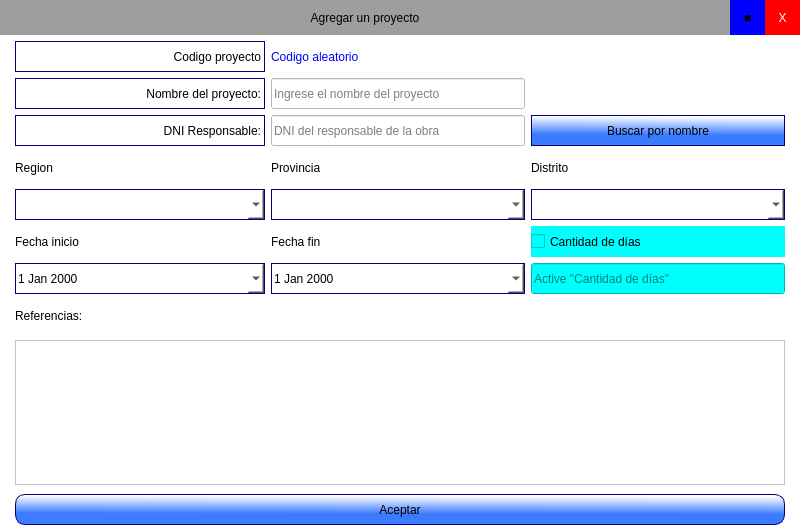
Before: the Qt Designer form ui_files/add_proyecto.ui in Romehe369/aec_contrastistas_g, drawn with Qt 5.
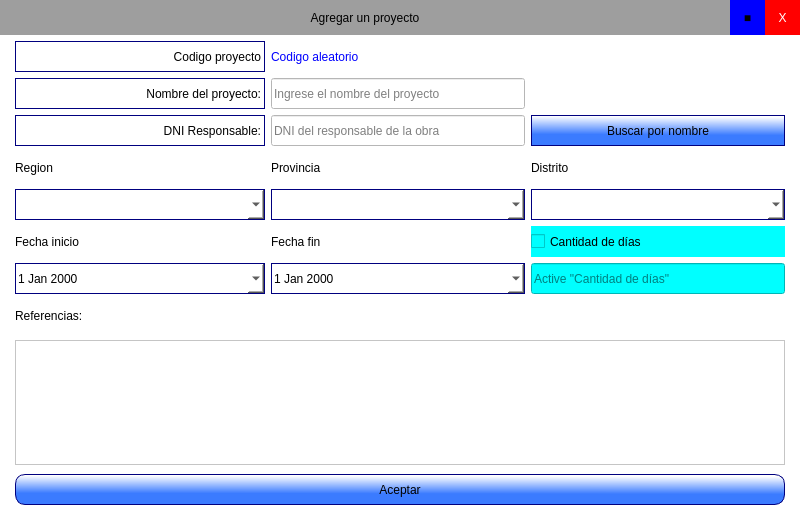
After: the same form once the commit is applied.

What changed in the file:
```diff
--- a/ui_files/add_proyecto.ui
+++ b/ui_files/add_proyecto.ui
@@ -7,7 +7,7 @@
     <x>0</x>
     <y>0</y>
     <width>800</width>
-    <height>525</height>
+    <height>520</height>
    </rect>
   </property>
   <property name="windowTitle">
@@ -524,6 +524,9 @@
       <property name="rightMargin">
        <number>15</number>
       </property>
+      <property name="bottomMargin">
+       <number>15</number>
+      </property>
       <item>
        <widget class="QLabel" name="label_11">
         <property name="minimumSize">
@@ -563,6 +566,19 @@
         </property>
        </widget>
       </item>
+      <item>
+       <spacer name="verticalSpacer_2">
+        <property name="orientation">
+         <enum>Qt::Vertical</enum>
+        </property>
+        <property name="sizeHint" stdset="0">
+         <size>
+          <width>20</width>
+          <height>40</height>
+         </size>
+        </property>
+       </spacer>
+      </item>
      </layout>
     </item>
     <item>
```
